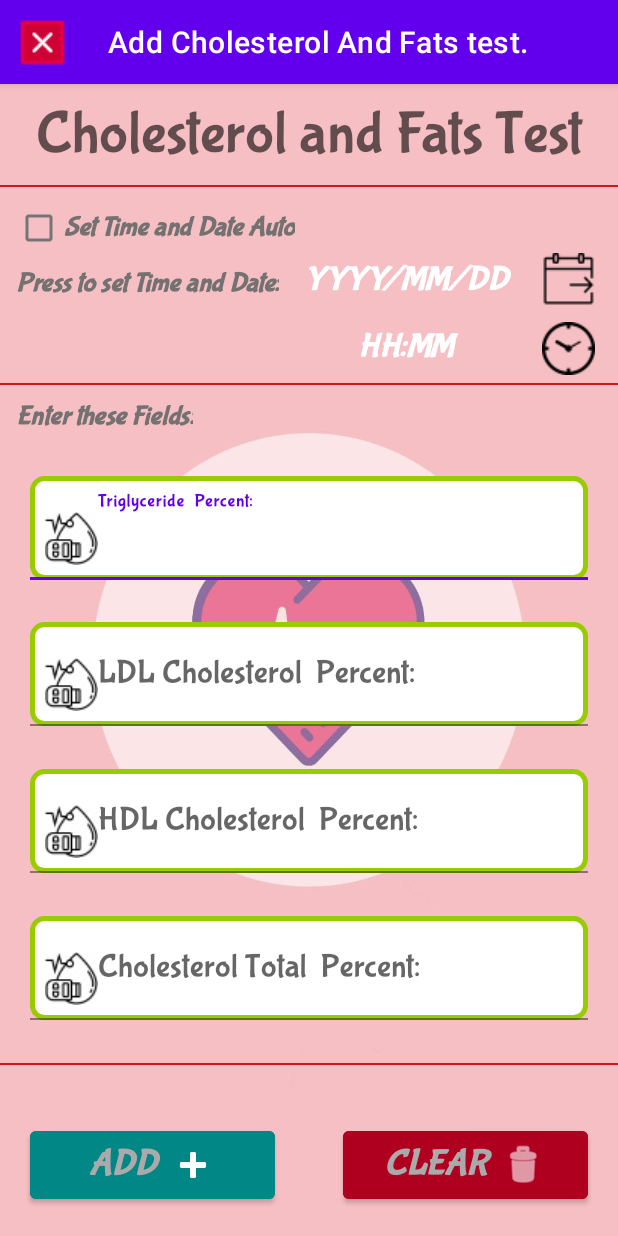
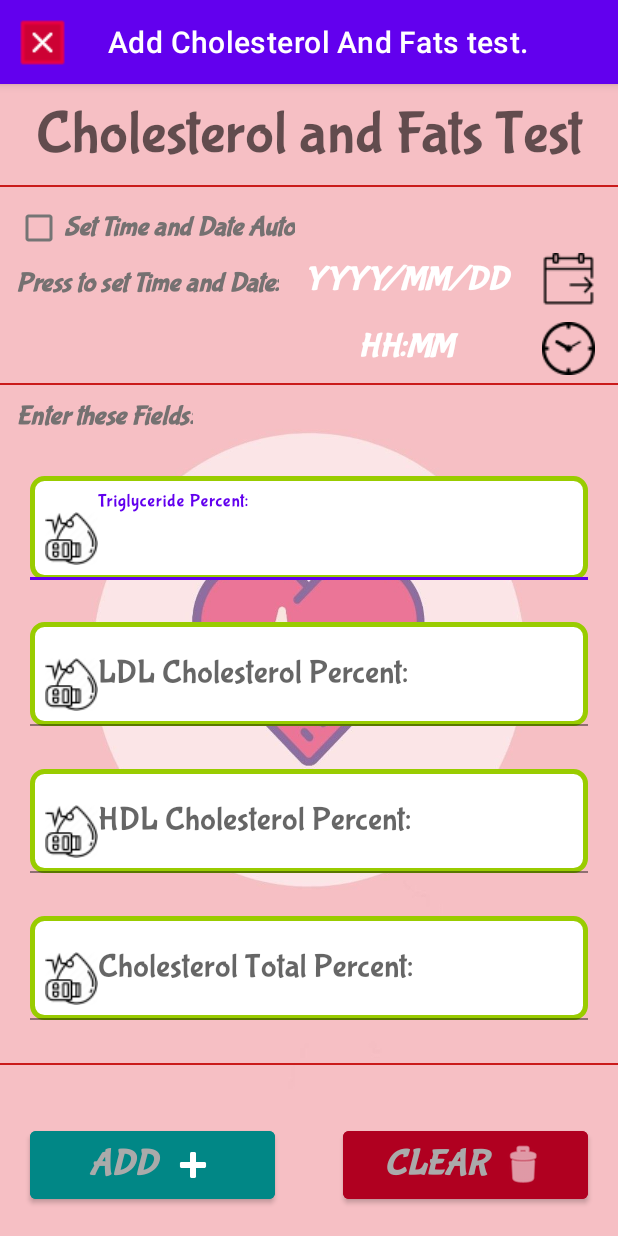
Before and after one commit to ahmed-0011/healthza, an Android app: the AddCholesterolAndFatsTest screen opened directly, with no data from a screen before it, on a phone screen of 412 x 824 dp. Run offline under Robolectric (Android 15) with nearby library versions, the phone set to English and light mode, and no system bars.

Commit message:
ADD TEST /1//test Sync

```diff
--- a/app/build.gradle
+++ b/app/build.gradle
@@ -37,3 +37,4 @@ dependencies {
     androidTestImplementation 'androidx.test.ext:junit:1.1.2'
     androidTestImplementation 'androidx.test.espresso:espresso-core:3.3.0'
 }
+//test Sync
--- a/app/src/main/java/com/example/healthza/AddCholesterolAndFatsTest.java
+++ b/app/src/main/java/com/example/healthza/AddCholesterolAndFatsTest.java
@@ -411,7 +411,7 @@ public class AddCholesterolAndFatsTest extends AppCompatActivity implements View
 
         NotificationCompat.BigTextStyle bigtext = new NotificationCompat.BigTextStyle ();
         bigtext.setBigContentTitle ("Test Type:"+text);
-        bigtext.bigText ("Test Date:"+ datE.getText().toString()+ " && Test Time"+timE.getText().toString() );
+        bigtext.bigText ("Test Date:"+ datE.getText().toString()+ " && Test Time:"+timE.getText().toString() );
         bigtext.setSummaryText ("New  Test ADD");
 
         note = new NotificationCompat.Builder ( getApplicationContext(),ChannelID )
--- a/app/src/main/java/com/example/healthza/AddFBStest.java
+++ b/app/src/main/java/com/example/healthza/AddFBStest.java
@@ -390,7 +390,7 @@ public class AddFBStest extends AppCompatActivity implements View.OnClickListene
 
         NotificationCompat.BigTextStyle bigtext = new NotificationCompat.BigTextStyle ();
         bigtext.setBigContentTitle ("Test Type:"+text);
-        bigtext.bigText ("Test Date:"+ datE.getText().toString()+ " && Test Time"+timE.getText().toString() );
+        bigtext.bigText ("Test Date:"+ datE.getText().toString()+ " && Test Time:"+timE.getText().toString() );
         bigtext.setSummaryText ("New  Test ADD");
 
         note = new NotificationCompat.Builder ( getApplicationContext(),ChannelID )
--- a/app/src/main/java/com/example/healthza/AddGlucoseTest.java
+++ b/app/src/main/java/com/example/healthza/AddGlucoseTest.java
@@ -385,7 +385,7 @@ public class AddGlucoseTest extends AppCompatActivity implements View.OnClickLis
 
         NotificationCompat.BigTextStyle bigtext = new NotificationCompat.BigTextStyle ();
         bigtext.setBigContentTitle ("Test Type:"+text);
-        bigtext.bigText ("Test Date:"+ datE.getText().toString()+ " && Test Time"+timE.getText().toString() );
+        bigtext.bigText ("Test Date:"+ datE.getText().toString()+ " && Test Time:"+timE.getText().toString() );
         bigtext.setSummaryText ("New  Test ADD");
 
         note = new NotificationCompat.Builder ( getApplicationContext(),ChannelID )
--- a/app/src/main/java/com/example/healthza/AddHypertensionTest.java
+++ b/app/src/main/java/com/example/healthza/AddHypertensionTest.java
@@ -384,7 +384,7 @@ public class AddHypertensionTest extends AppCompatActivity implements View.OnCli
 
         NotificationCompat.BigTextStyle bigtext = new NotificationCompat.BigTextStyle ();
         bigtext.setBigContentTitle ("Test Type:"+text);
-        bigtext.bigText ("Test Date:"+ datE.getText().toString()+ " && Test Time"+timE.getText().toString() );
+        bigtext.bigText ("Test Date:"+ datE.getText().toString()+ " && Test Time:"+timE.getText().toString() );
         bigtext.setSummaryText ("New  Test ADD");
 
         note = new NotificationCompat.Builder ( getApplicationContext(),ChannelID )
--- a/app/src/main/java/com/example/healthza/AddKidneysTest.java
+++ b/app/src/main/java/com/example/healthza/AddKidneysTest.java
@@ -396,7 +396,7 @@ public class AddKidneysTest extends AppCompatActivity implements View.OnClickLis
 
         NotificationCompat.BigTextStyle bigtext = new NotificationCompat.BigTextStyle ();
         bigtext.setBigContentTitle ("Test Type:"+text);
-        bigtext.bigText ("Test Date:"+ datE.getText().toString()+ " && Test Time"+timE.getText().toString() );
+        bigtext.bigText ("Test Date:"+ datE.getText().toString()+ " && Test Time:"+timE.getText().toString() );
         bigtext.setSummaryText ("New  Test ADD");
 
         note = new NotificationCompat.Builder ( getApplicationContext(),ChannelID )
--- a/app/src/main/java/com/example/healthza/AddLiverTest.java
+++ b/app/src/main/java/com/example/healthza/AddLiverTest.java
@@ -397,7 +397,7 @@ public class AddLiverTest extends AppCompatActivity implements View.OnClickListe
 
         NotificationCompat.BigTextStyle bigtext = new NotificationCompat.BigTextStyle ();
         bigtext.setBigContentTitle ("Test Type:"+text);
-        bigtext.bigText ("Test Date:"+ datE.getText().toString()+ " && Test Time"+timE.getText().toString() );
+        bigtext.bigText ("Test Date:"+ datE.getText().toString()+ " && Test Time:"+timE.getText().toString() );
         bigtext.setSummaryText ("New  Test ADD");
 
         note = new NotificationCompat.Builder ( getApplicationContext(),ChannelID )
--- a/app/src/main/java/com/example/healthza/ComprehensiveTest.java
+++ b/app/src/main/java/com/example/healthza/ComprehensiveTest.java
@@ -515,7 +515,7 @@ public class ComprehensiveTest extends AppCompatActivity implements View.OnClick
 
         NotificationCompat.BigTextStyle bigtext = new NotificationCompat.BigTextStyle ();
         bigtext.setBigContentTitle ("Test Type:"+text);
-        bigtext.bigText ("Test Date:"+ datE.getText().toString()+ " && Test Time"+timE.getText().toString() );
+        bigtext.bigText ("Test Date:"+ datE.getText().toString()+ " && Test Time:"+timE.getText().toString() );
         bigtext.setSummaryText ("New  Test ADD");
 
         note = new NotificationCompat.Builder ( getApplicationContext(),ChannelID )
--- a/app/src/main/java/com/example/healthza/HbAlc.java
+++ b/app/src/main/java/com/example/healthza/HbAlc.java
@@ -391,7 +391,7 @@ public class HbAlc extends AppCompatActivity implements View.OnClickListener
 
         NotificationCompat.BigTextStyle bigtext = new NotificationCompat.BigTextStyle ();
         bigtext.setBigContentTitle ("Test Type:"+text);
-        bigtext.bigText ("Test Date:"+ datE.getText().toString()+ " && Test Time"+timE.getText().toString() );
+        bigtext.bigText ("Test Date:"+ datE.getText().toString()+ " && Test Time:"+timE.getText().toString() );
         bigtext.setSummaryText ("New  Test ADD");
 
         note = new NotificationCompat.Builder ( getApplicationContext(),ChannelID )
--- a/app/src/main/res/layout/activity_add_cholesterol_and_fats_test.xml
+++ b/app/src/main/res/layout/activity_add_cholesterol_and_fats_test.xml
@@ -9,7 +9,7 @@
 
     <androidx.constraintlayout.widget.ConstraintLayout
         android:layout_width="match_parent"
-        android:layout_height="match_parent"
+        android:layout_height="wrap_content"
         android:background="@drawable/background"
         android:textAlignment="center"
         android:textDirection="firstStrong"
@@ -36,11 +36,12 @@
                 android:ems="10"
                 android:focusableInTouchMode="true"
                 android:fontFamily="@font/bubblegum_sans"
-                android:hint="LDL Cholesterol  Percent:"
+                android:hint="@string/ldl_cholesterol_percent"
                 android:inputType="numberDecimal"
                 android:paddingStart="10dp"
                 android:selectAllOnFocus="true"
-                android:textAppearance="@style/TextAppearance.AppCompat.Large" />
+                android:textAppearance="@style/TextAppearance.AppCompat.Large"
+                android:autofillHints="" />
 
         </com.google.android.material.textfield.TextInputLayout>
 
@@ -65,11 +66,12 @@
                 android:ems="10"
                 android:focusableInTouchMode="true"
                 android:fontFamily="@font/bubblegum_sans"
-                android:hint="Triglyceride  Percent:"
+                android:hint="@string/triglyceride_percent"
                 android:inputType="numberDecimal"
                 android:paddingStart="10dp"
                 android:selectAllOnFocus="true"
-                android:textAppearance="@style/TextAppearance.AppCompat.Large" />
+                android:textAppearance="@style/TextAppearance.AppCompat.Large"
+                android:autofillHints="" />
 
         </com.google.android.material.textfield.TextInputLayout>
 
@@ -94,11 +96,12 @@
                 android:ems="10"
                 android:focusableInTouchMode="true"
                 android:fontFamily="@font/bubblegum_sans"
-                android:hint="Cholesterol Total  Percent:"
+                android:hint="@string/cholesterol_total_percent"
                 android:inputType="numberDecimal"
                 android:paddingStart="10dp"
                 android:selectAllOnFocus="true"
-                android:textAppearance="@style/TextAppearance.AppCompat.Large" />
+                android:textAppearance="@style/TextAppearance.AppCompat.Large"
+                android:importantForAutofill="no" />
 
         </com.google.android.material.textfield.TextInputLayout>
 
@@ -109,7 +112,7 @@
             android:layout_marginStart="10dp"
             android:layout_marginTop="10dp"
             android:fontFamily="@font/bubblegum_sans"
-            android:text="Enter these Fields:"
+            android:text="@string/enter_these_fields"
             android:textAlignment="center"
             android:textAppearance="@style/TextAppearance.AppCompat.Body2"
             android:textColor="#757171"
@@ -130,7 +133,8 @@
             app:layout_constraintEnd_toEndOf="parent"
             app:layout_constraintStart_toEndOf="@+id/timeText5"
             app:layout_constraintTop_toBottomOf="@+id/DateIcon5"
-            app:srcCompat="@drawable/timeicon" />
+            app:srcCompat="@drawable/timeicon"
+            android:contentDescription="@string/todo" />
 
         <ImageView
             android:id="@+id/DateIcon5"
@@ -142,7 +146,8 @@
             app:layout_constraintEnd_toEndOf="parent"
             app:layout_constraintStart_toEndOf="@+id/dateText5"
             app:layout_constraintTop_toBottomOf="@+id/divider"
-            app:srcCompat="@drawable/dateicon" />
+            app:srcCompat="@drawable/dateicon"
+            android:contentDescription="@string/todo" />
 
         <TextView
             android:id="@+id/textView"
@@ -151,7 +156,7 @@
             android:layout_marginStart="10dp"
             android:layout_marginTop="2dp"
             android:fontFamily="@font/bubblegum_sans"
-            android:text="Press to set Time and Date:"
+            android:text="@string/press_to_set_time_and_date"
             android:textAlignment="center"
             android:textAppearance="@style/TextAppearance.AppCompat.Body2"
             android:textColor="#757171"
@@ -168,7 +173,7 @@
             android:layout_marginStart="10dp"
             android:layout_marginTop="3dp"
             android:fontFamily="@font/bubblegum_sans"
-            android:text="Set Time and Date Auto"
+            android:text="@string/set_time_and_date_auto"
             android:textAlignment="center"
             android:textAppearance="@style/TextAppearance.AppCompat.Medium"
             android:textColor="#757171"
@@ -186,7 +191,7 @@
             android:layout_marginEnd="8dp"
             android:layout_marginBottom="5dp"
             android:fontFamily="@font/bubblegum_sans"
-            android:text="HH:MM"
+            android:text="@string/hh_mm"
             android:textAlignment="center"
             android:textAppearance="@style/TextAppearance.AppCompat.Body2"
             android:textColor="@color/white"
@@ -206,7 +211,7 @@
             android:layout_marginTop="43dp"
             android:layout_marginEnd="8dp"
             android:fontFamily="@font/bubblegum_sans"
-            android:text="YYYY/MM/DD"
+            android:text="@string/yyyy_mm_dd"
             android:textAlignment="center"
             android:textAppearance="@style/TextAppearance.AppCompat.Body2"
             android:textColor="@color/white"
@@ -248,7 +253,7 @@
             android:layout_height="wrap_content"
             android:layout_marginTop="10dp"
             android:fontFamily="@font/bubblegum_sans"
-            android:text="Cholesterol and Fats Test"
+            android:text="@string/cholesterol_and_fats_test"
             android:textAppearance="@style/TextAppearance.AppCompat.Display3"
             android:textSize="40sp"
             app:layout_constraintBottom_toTopOf="@+id/divider"
@@ -277,11 +282,12 @@
                 android:ems="10"
                 android:focusableInTouchMode="true"
                 android:fontFamily="@font/bubblegum_sans"
-                android:hint="HDL Cholesterol  Percent:"
+                android:hint="@string/hdl_cholesterol_percent"
                 android:inputType="numberDecimal"
                 android:paddingStart="10dp"
                 android:selectAllOnFocus="true"
-                android:textAppearance="@style/TextAppearance.AppCompat.Large" />
+                android:textAppearance="@style/TextAppearance.AppCompat.Large"
+                android:importantForAutofill="no" />
         </com.google.android.material.textfield.TextInputLayout>
 
         <Button
@@ -292,7 +298,7 @@
             android:layout_marginTop="20dp"
             android:backgroundTint="@color/design_default_color_error"
             android:fontFamily="@font/bubblegum_sans"
-            android:text="CLEAR"
+            android:text="@string/clear"
             android:textAlignment="center"
             android:textAppearance="@style/TextAppearance.AppCompat.Large"
             android:textColor="@android:color/darker_gray"
@@ -324,7 +330,7 @@
             android:layout_marginTop="20dp"
             android:backgroundTint="@color/design_default_color_secondary_variant"
             android:fontFamily="@font/bubblegum_sans"
-            android:text="ADD"
+            android:text="@string/add"
             android:textAlignment="center"
             android:textAppearance="@style/TextAppearance.AppCompat.Large"
             android:textColor="@android:color/darker_gray"
--- a/app/src/main/res/values/strings.xml
+++ b/app/src/main/res/values/strings.xml
@@ -1,3 +1,16 @@
 <resources>
     <string name="app_name">healthza</string>
+    <string name="hh_mm">HH:MM</string>
+    <string name="ldl_cholesterol_percent">LDL Cholesterol Percent:</string>
+    <string name="yyyy_mm_dd">YYYY/MM/DD</string>
+    <string name="cholesterol_and_fats_test">Cholesterol and Fats Test</string>
+    <string name="clear">CLEAR</string>
+    <string name="add">ADD</string>
+    <string name="hdl_cholesterol_percent">HDL Cholesterol Percent:</string>
+    <string name="enter_these_fields">Enter these Fields:</string>
+    <string name="set_time_and_date_auto">Set Time and Date Auto</string>
+    <string name="press_to_set_time_and_date">Press to set Time and Date:</string>
+    <string name="todo">TODO</string>
+    <string name="triglyceride_percent">Triglyceride Percent:</string>
+    <string name="cholesterol_total_percent">Cholesterol Total Percent:</string>
 </resources>
--- a/build.gradle
+++ b/build.gradle
@@ -22,3 +22,4 @@ allprojects {
 task clean(type: Delete) {
     delete rootProject.buildDir
 }
+//test Sync
```
